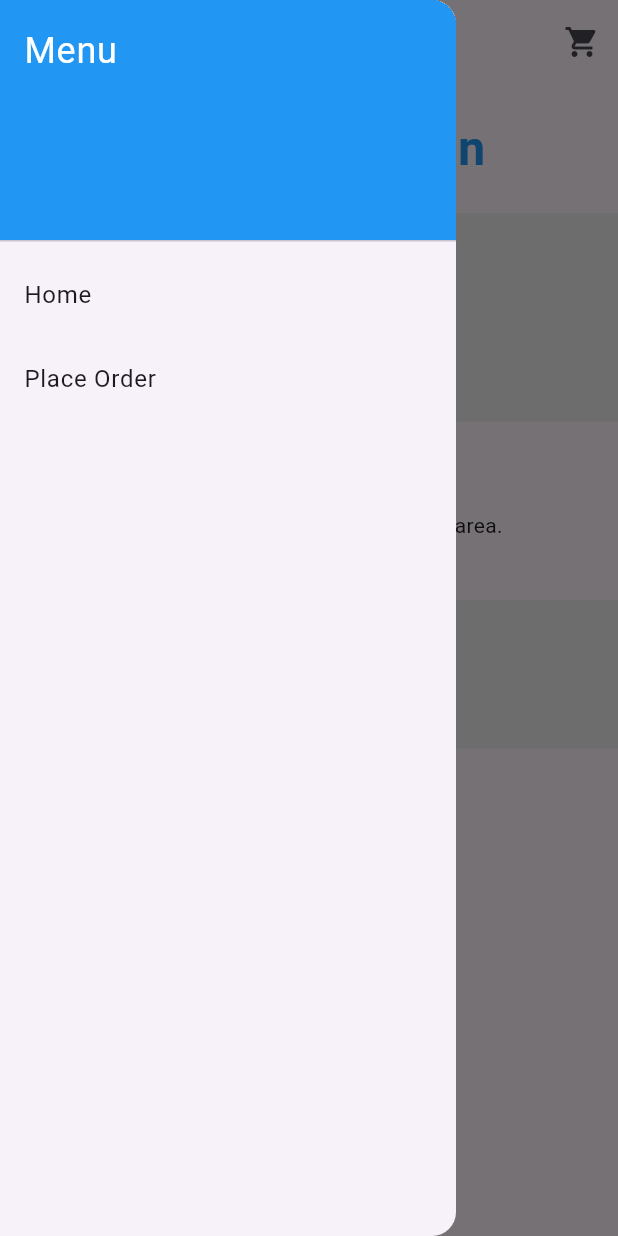
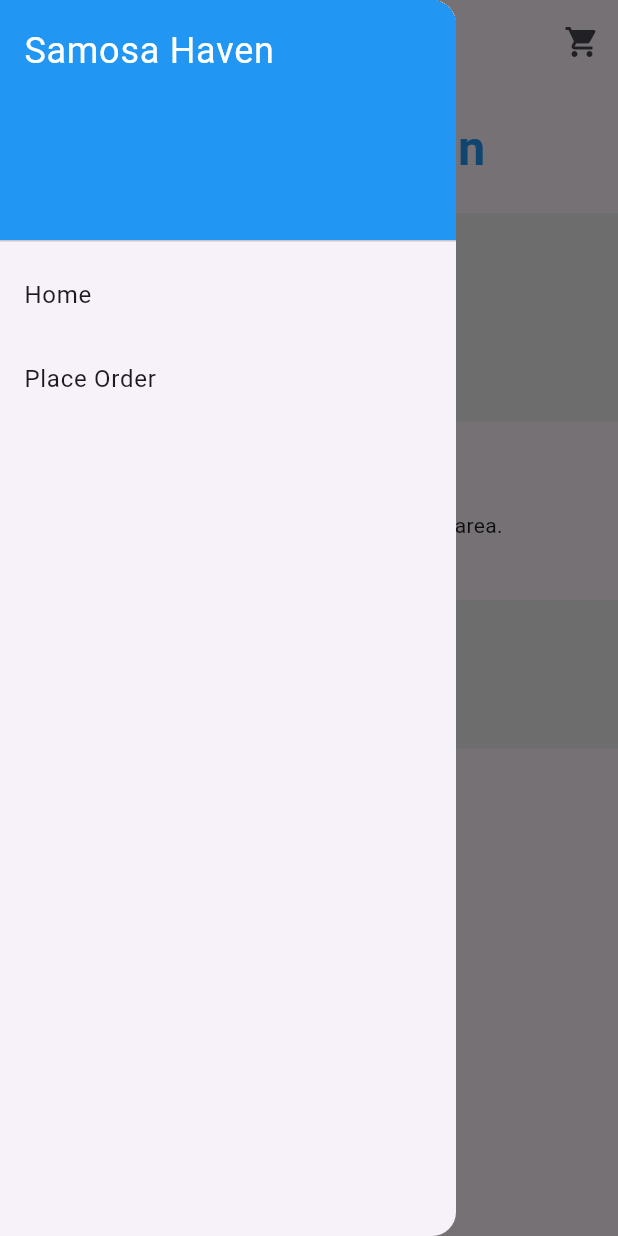
Before and after one commit to marky376/samosahaven, a Flutter app: the screen it shows after launch, with the side drawer open, on a phone screen of 412 x 824 dp. Run offline on Flutter 3.47's test engine with Material 3 defaults, Android fonts, the phone set to English and light mode, and no system bars.

Commit message:
Update menu text to 'Samosa Haven'

```diff
--- a/lib/main.dart
+++ b/lib/main.dart
@@ -43,7 +43,7 @@
                 color: Colors.blue,
               ),
               child: Text(
-                'Menu',
+                'Samosa Haven',
                 style: TextStyle(
                   color: Colors.white,
                   fontSize: 24,
```
